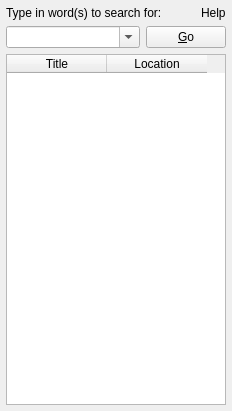
The window that src/tab_search.ui (gyunaev/kchmviewer) describes before a commit, drawn with Qt 5.
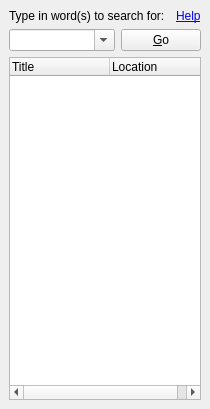
The same window after the commit.

Commit message: Content menu reimplemented. Search in file fixed.

Patch:
```diff
--- a/src/tab_search.ui
+++ b/src/tab_search.ui
@@ -5,8 +5,8 @@
    <rect>
     <x>0</x>
     <y>0</y>
-    <width>232</width>
-    <height>411</height>
+    <width>210</width>
+    <height>409</height>
    </rect>
   </property>
   <property name="windowTitle" >
@@ -14,7 +14,7 @@
   </property>
   <layout class="QVBoxLayout" >
    <property name="margin" >
-    <number>6</number>
+    <number>9</number>
    </property>
    <property name="spacing" >
     <number>6</number>
@@ -45,7 +45,7 @@
         </sizepolicy>
        </property>
        <property name="text" >
-        <string>&lt;url href="help">Help&lt;/url></string>
+        <string>&lt;a href="help">Help&lt;/a></string>
        </property>
        <property name="textFormat" >
         <enum>Qt::RichText</enum>
@@ -90,7 +90,22 @@
     </layout>
    </item>
    <item>
-    <widget class="QTableWidget" name="table" >
+    <widget class="QTreeWidget" name="tree" >
+     <property name="rootIsDecorated" >
+      <bool>false</bool>
+     </property>
+     <property name="itemsExpandable" >
+      <bool>false</bool>
+     </property>
+     <property name="sortingEnabled" >
+      <bool>false</bool>
+     </property>
+     <property name="allColumnsShowFocus" >
+      <bool>true</bool>
+     </property>
+     <property name="columnCount" >
+      <number>2</number>
+     </property>
      <column>
       <property name="text" >
        <string>Title</string>
```
The commit also changes 13 other files.
